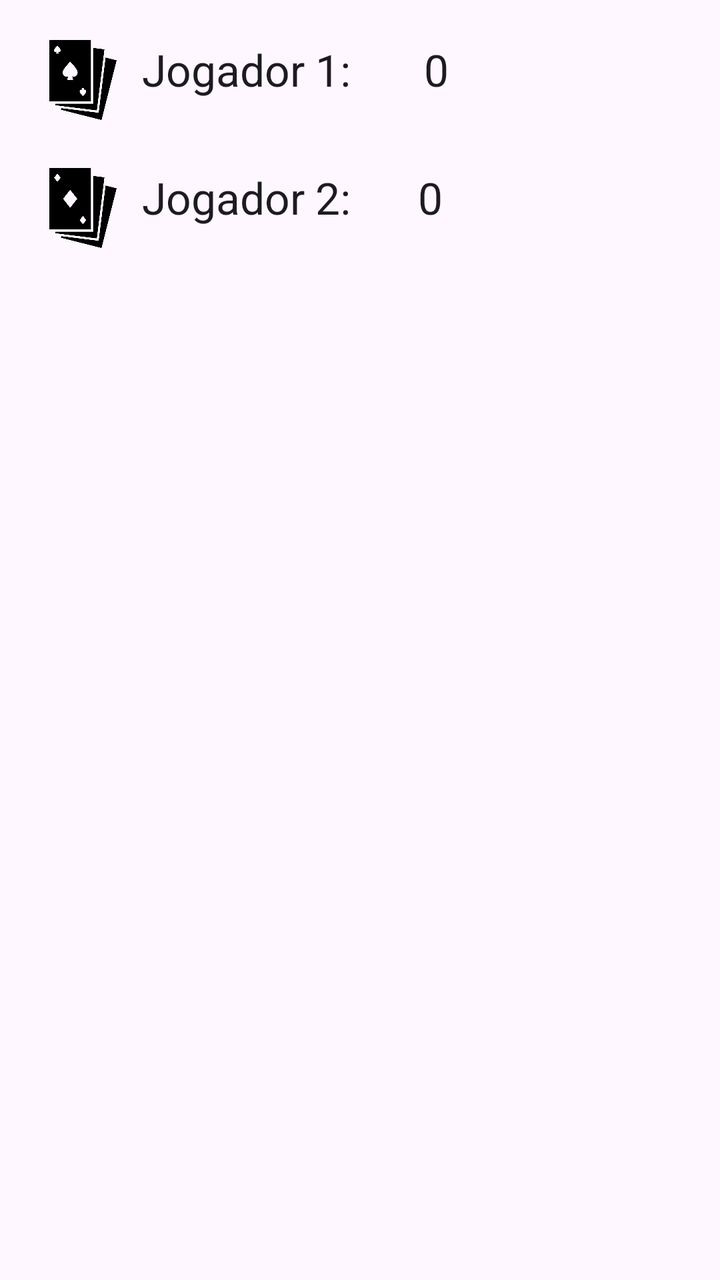
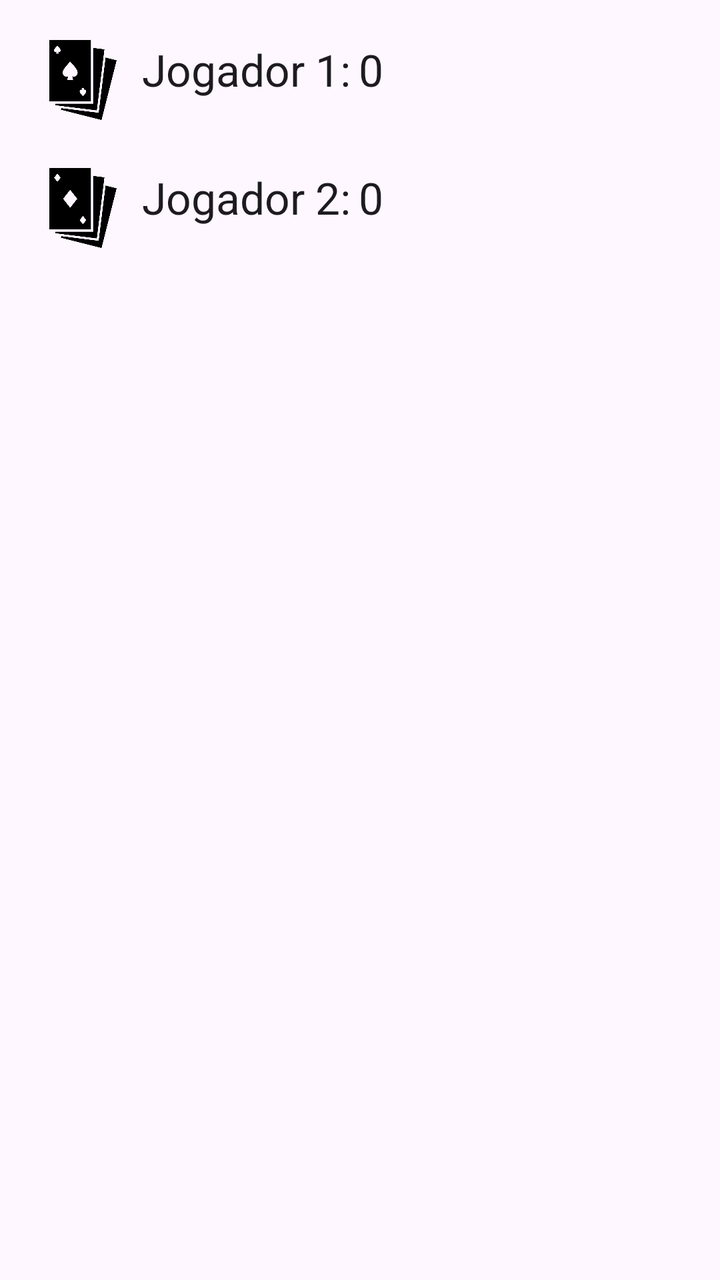

Screens rendered from an Android XML layout before and after an edit, with the pre-edit source and the edit as a unified diff.
<!-- AndroidManifest.xml: application theme Theme.CatMarker -->
<!-- res/layout/activity_historico.xml -->
<?xml version="1.0" encoding="utf-8"?>
<androidx.constraintlayout.widget.ConstraintLayout xmlns:android="http://schemas.android.com/apk/res/android"
    xmlns:app="http://schemas.android.com/apk/res-auto"
    xmlns:tools="http://schemas.android.com/tools"
    android:id="@+id/main"
    android:layout_width="match_parent"
    android:layout_height="match_parent"
    tools:context=".HistoricoActivity">

    <ImageView
        android:id="@+id/icJogadorUm"
        android:layout_width="51dp"
        android:layout_height="40dp"
        android:layout_marginStart="16dp"
        android:layout_marginTop="20dp"
        android:contentDescription="Logo jogador 1"
        app:layout_constraintStart_toStartOf="parent"
        app:layout_constraintTop_toTopOf="parent"
        app:srcCompat="@drawable/ic_jogadorum" />

    <TextView
        android:id="@+id/tvNomeJogadorUm"
        android:layout_width="137dp"
        android:layout_height="40dp"
        android:layout_marginStart="4dp"
        android:layout_marginTop="20dp"
        android:text="Jogador 1:"
        android:textAppearance="@style/TextAppearance.AppCompat.Large"
        app:layout_constraintStart_toEndOf="@+id/icJogadorUm"
        app:layout_constraintTop_toTopOf="parent" />

    <TextView
        android:id="@+id/tvPartidasJogadorUm"
        android:layout_width="32dp"
        android:layout_height="40dp"
        android:layout_marginStart="4dp"
        android:text="0"
        android:textAppearance="@style/TextAppearance.AppCompat.Large"
        app:layout_constraintBaseline_toBaselineOf="@+id/tvNomeJogadorUm"
        app:layout_constraintStart_toEndOf="@+id/tvNomeJogadorUm" />

    <ImageView
        android:id="@+id/icJogadorDois"
        android:layout_width="51dp"
        android:layout_height="40dp"
        android:layout_marginStart="16dp"
        android:layout_marginTop="24dp"
        android:contentDescription="Logo jogador 2"
        app:layout_constraintStart_toStartOf="parent"
        app:layout_constraintTop_toBottomOf="@+id/icJogadorUm"
        app:srcCompat="@drawable/ic_jogadordois" />

    <TextView
        android:id="@+id/tvNomeJogadorDois"
        android:layout_width="134dp"
        android:layout_height="40dp"
        android:layout_marginStart="4dp"
        android:layout_marginTop="24dp"
        android:text="Jogador 2:"
        android:textAppearance="@style/TextAppearance.AppCompat.Large"
        app:layout_constraintStart_toEndOf="@+id/icJogadorDois"
        app:layout_constraintTop_toBottomOf="@+id/icJogadorUm" />

    <TextView
        android:id="@+id/tvPartidasJogadorDois"
        android:layout_width="32dp"
        android:layout_height="40dp"
        android:layout_marginStart="4dp"
        android:text="0"
        android:textAppearance="@style/TextAppearance.AppCompat.Large"
        app:layout_constraintBaseline_toBaselineOf="@+id/tvNomeJogadorDois"
        app:layout_constraintStart_toEndOf="@+id/tvNomeJogadorDois" />

</androidx.constraintlayout.widget.ConstraintLayout>
<!-- resources referenced by this layout -->
<resources>
  <!-- drawable ic_jogadordois: png bitmap (drawable, 12454 bytes) -->
  <!-- drawable ic_jogadorum: png bitmap (drawable, 12488 bytes) -->
  <style name="Theme.CatMarker" parent="Base.Theme.CatMarker" />
  <style name="Base.Theme.CatMarker" parent="Theme.Material3.DayNight.NoActionBar">
          
          
      </style>
</resources>

<!-- the commit's change to res/layout/activity_historico.xml (unified diff, before → after) -->
@@ -20,8 +20,8 @@
 
     <TextView
         android:id="@+id/tvNomeJogadorUm"
-        android:layout_width="137dp"
-        android:layout_height="40dp"
+        android:layout_width="wrap_content"
+        android:layout_height="wrap_content"
         android:layout_marginStart="4dp"
         android:layout_marginTop="20dp"
         android:text="Jogador 1:"
@@ -31,8 +31,8 @@
 
     <TextView
         android:id="@+id/tvPartidasJogadorUm"
-        android:layout_width="32dp"
-        android:layout_height="40dp"
+        android:layout_width="wrap_content"
+        android:layout_height="wrap_content"
         android:layout_marginStart="4dp"
         android:text="0"
         android:textAppearance="@style/TextAppearance.AppCompat.Large"
@@ -52,8 +52,8 @@
 
     <TextView
         android:id="@+id/tvNomeJogadorDois"
-        android:layout_width="134dp"
-        android:layout_height="40dp"
+        android:layout_width="wrap_content"
+        android:layout_height="wrap_content"
         android:layout_marginStart="4dp"
         android:layout_marginTop="24dp"
         android:text="Jogador 2:"
@@ -63,8 +63,8 @@
 
     <TextView
         android:id="@+id/tvPartidasJogadorDois"
-        android:layout_width="32dp"
-        android:layout_height="40dp"
+        android:layout_width="wrap_content"
+        android:layout_height="wrap_content"
         android:layout_marginStart="4dp"
         android:text="0"
         android:textAppearance="@style/TextAppearance.AppCompat.Large"
